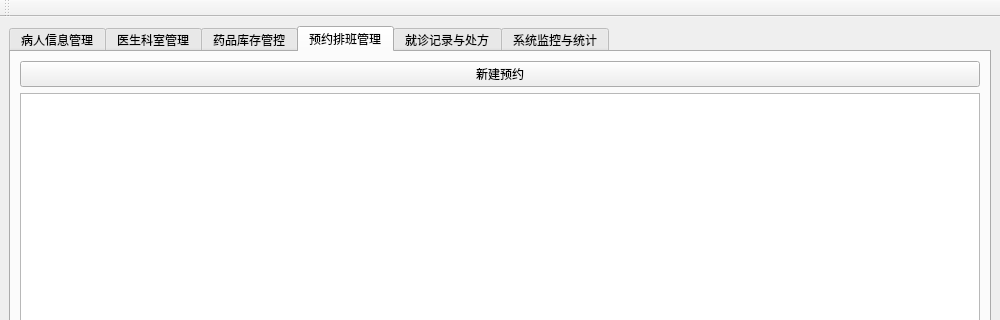
Old version of the form MainWindow.ui in the repository Rodger6666/final_text; both pictures show x 0 to 1000 and y 0 to 320 of the 1000 by 700 pixel window.
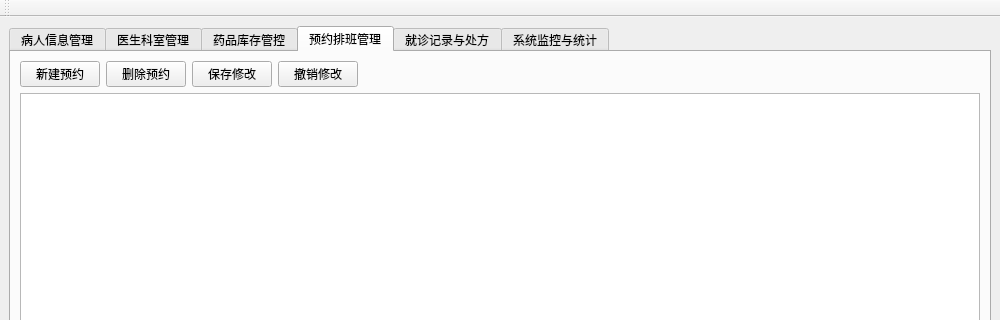
New version of the form. The open tabs and pages were chosen to show the change.

Commit message: 修改数据库和ui

Patch:
```diff
--- a/MainWindow.ui
+++ b/MainWindow.ui
@@ -155,11 +155,49 @@
        </attribute>
        <layout class="QVBoxLayout" name="verticalLayout_5">
         <item>
-         <widget class="QPushButton" name="btnAddAppointment">
-          <property name="text">
-           <string>新建预约</string>
-          </property>
-         </widget>
+         <layout class="QHBoxLayout" name="horizontalLayout_ApptActions">
+          <item>
+           <widget class="QPushButton" name="btnAddAppointment">
+            <property name="text">
+             <string>新建预约</string>
+            </property>
+           </widget>
+          </item>
+          <item>
+           <widget class="QPushButton" name="btnDelAppointment">
+            <property name="text">
+             <string>删除预约</string>
+            </property>
+           </widget>
+          </item>
+          <item>
+           <widget class="QPushButton" name="btnSubmitAppointment">
+            <property name="text">
+             <string>保存修改</string>
+            </property>
+           </widget>
+          </item>
+          <item>
+           <widget class="QPushButton" name="btnRevertAppointment">
+            <property name="text">
+             <string>撤销修改</string>
+            </property>
+           </widget>
+          </item>
+          <item>
+           <spacer name="horizontalSpacer_Appt">
+            <property name="orientation">
+             <enum>Qt::Orientation::Horizontal</enum>
+            </property>
+            <property name="sizeHint" stdset="0">
+             <size>
+              <width>40</width>
+              <height>20</height>
+             </size>
+            </property>
+           </spacer>
+          </item>
+         </layout>
         </item>
         <item>
          <widget class="QTableView" name="appointmentView"/>
```
Left out of the diff: 38 changed lines with no effect on the pictures. The commit also changes 3 other files.
